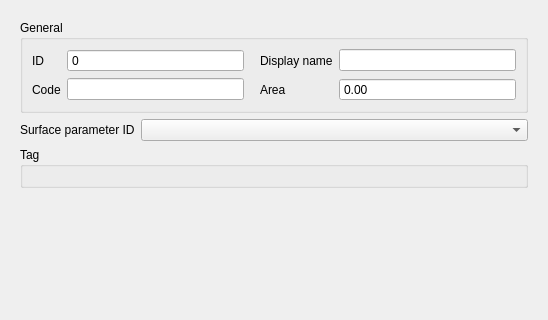
Before: the Qt Designer form threedi_schematisation_editor/forms/ui/surface.ui in nens/threedi-schematisation-editor, drawn with Qt 5; both pictures show x 0 to 548 and y 0 to 320 of the 548 by 543 pixel window.
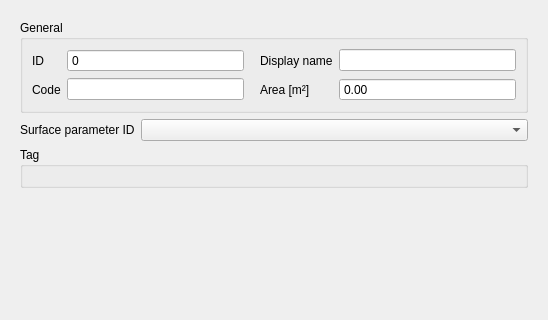
After: the same form once the commit is applied.

Patch:
```diff
--- a/threedi_schematisation_editor/forms/ui/surface.ui
+++ b/threedi_schematisation_editor/forms/ui/surface.ui
@@ -196,7 +196,7 @@
              <locale language="English" country="UnitedStates"/>
             </property>
             <property name="text">
-             <string>Area</string>
+             <string>Area [m²]</string>
             </property>
             <property name="alignment">
              <set>Qt::AlignLeading|Qt::AlignLeft|Qt::AlignVCenter</set>
```
